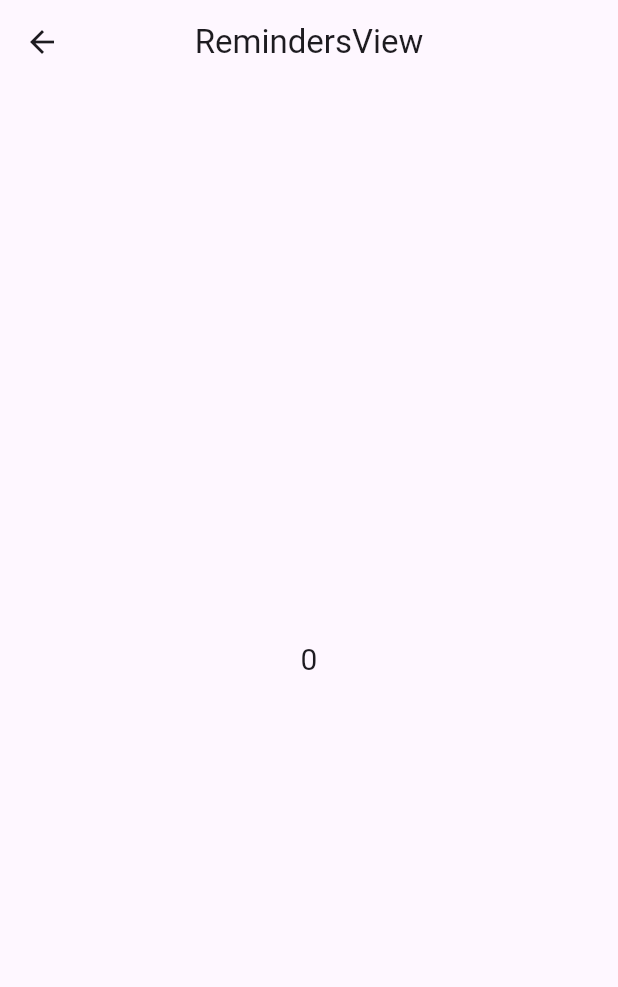
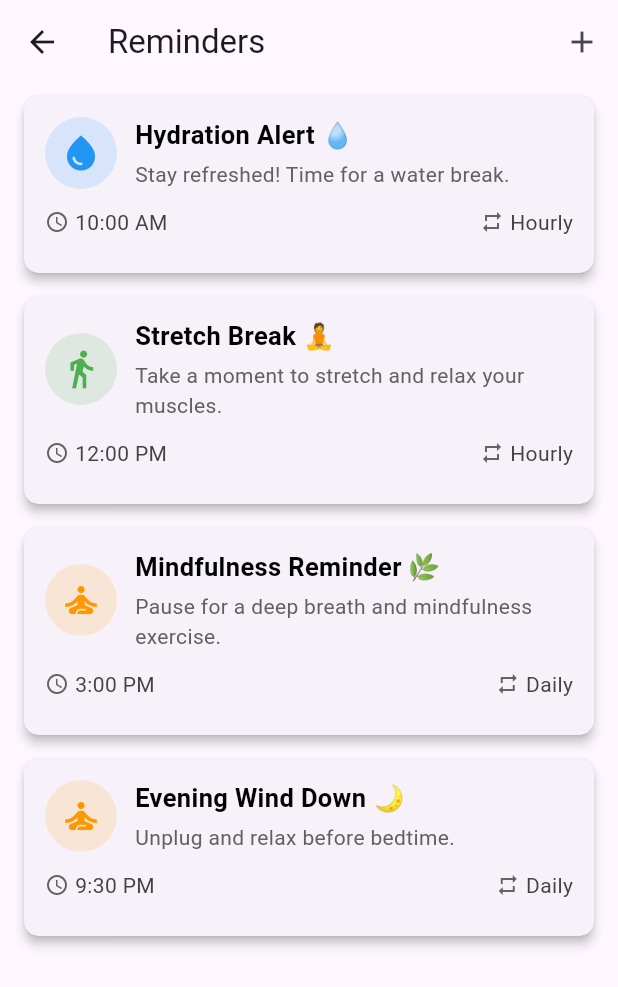
Before and after one commit to BrawlerXull/Smart-Health, a Flutter app: the RemindersView screen opened by its route, on a phone screen of 412 x 824 dp. Shown: the top 987 px of the screen. Run offline on Flutter 3.47's test engine with Material 3 defaults, Android fonts, the phone set to English and light mode, and no system bars; our stand-ins replace firebase_auth, firebase_core, get, google_nav_bar, line_icons, simple_circular_progress_bar; missing offline and left inert: dotted_dashed_line, simple_animation_progress_bar; accounts and stored records are empty.

Commit message:
Alerts added

```diff
--- a/lib/app/modules/home/views/home_view.dart
+++ b/lib/app/modules/home/views/home_view.dart
@@ -53,7 +53,7 @@ class HomeView extends GetView<HomeController> {
                 color: Colors.black,
                 tabs: const [
                   GButton(icon: LineIcons.book, text: 'Dashboard'),
-                  GButton(icon: LineIcons.heart, text: 'Likes'),
+                  GButton(icon: LineIcons.check, text: 'Check'),
                   GButton(icon: LineIcons.tasks, text: 'Challenges'),
                   GButton(icon: LineIcons.user, text: 'Profile'),
                 ],
--- a/lib/app/modules/reminders/controllers/reminders_controller.dart
+++ b/lib/app/modules/reminders/controllers/reminders_controller.dart
@@ -1,24 +1,96 @@
 import 'package:get/get.dart';
+import 'package:smart_health/app/data/models/wellness_alert.dart';
+import 'package:flutter/material.dart';
 
 class RemindersController extends GetxController {
-  //TODO: Implement RemindersController
+  final reminders = <WellnessAlert>[
+    WellnessAlert(
+      alertId: "1",
+      alertTitle: "Hydration Alert 💧",
+      alertMessage: "Stay refreshed! Time for a water break.",
+      category: AlertCategory.hydration,
+      interval: AlertInterval.hourly,
+      alertTime: const TimeOfDay(hour: 10, minute: 0),
+      isEnabled: true,
+    ),
+    WellnessAlert(
+      alertId: "2",
+      alertTitle: "Stretch Break 🧘",
+      alertMessage: "Take a moment to stretch and relax your muscles.",
+      category: AlertCategory.movement,
+      interval: AlertInterval.hourly,
+      alertTime: const TimeOfDay(hour: 12, minute: 0),
+      isEnabled: true,
+    ),
+    WellnessAlert(
+      alertId: "3",
+      alertTitle: "Mindfulness Reminder 🌿",
+      alertMessage: "Pause for a deep breath and mindfulness exercise.",
+      category: AlertCategory.mindfulness,
+      interval: AlertInterval.daily,
+      alertTime: const TimeOfDay(hour: 15, minute: 0),
+      isEnabled: true,
+    ),
+    WellnessAlert(
+      alertId: "4",
+      alertTitle: "Evening Wind Down 🌙",
+      alertMessage: "Unplug and relax before bedtime.",
+      category: AlertCategory.mindfulness,
+      interval: AlertInterval.daily,
+      alertTime: const TimeOfDay(hour: 21, minute: 30),
+      isEnabled: true,
+    ),
+  ].obs;
 
-  final count = 0.obs;
+  final nextReminder = Rxn<WellnessAlert>();
+
   @override
   void onInit() {
     super.onInit();
-    print("Initialised reminders cotnroelrl");
+    updateNextReminder();
   }
 
-  @override
-  void onReady() {
-    super.onReady();
+  void updateNextReminder() {
+    final now = TimeOfDay.now();
+    final upcomingReminders = reminders
+        .where((alert) =>
+            alert.isEnabled &&
+            (alert.alertTime.hour > now.hour ||
+                (alert.alertTime.hour == now.hour &&
+                    alert.alertTime.minute > now.minute)))
+        .toList();
+
+    upcomingReminders.sort(
+      (a, b) => (a.alertTime.hour * 60 + a.alertTime.minute)
+          .compareTo(b.alertTime.hour * 60 + b.alertTime.minute),
+    );
+
+    nextReminder.value = upcomingReminders.isNotEmpty ? upcomingReminders.first : null;
   }
 
-  @override
-  void onClose() {
-    super.onClose();
+  void toggleReminderActive(String alertId) {
+    final index = reminders.indexWhere((alert) => alert.alertId == alertId);
+    if (index != -1) {
+      reminders[index] = reminders[index].copyWith(isEnabled: !reminders[index].isEnabled);
+      updateNextReminder();
+    }
   }
 
-  void increment() => count.value++;
+  void deleteReminder(String alertId) {
+    reminders.removeWhere((alert) => alert.alertId == alertId);
+    updateNextReminder();
+  }
+
+  void addReminder(WellnessAlert newReminder) {
+    reminders.add(newReminder);
+    updateNextReminder();
+  }
+
+  void editReminder(String alertId, WellnessAlert updatedReminder) {
+    final index = reminders.indexWhere((alert) => alert.alertId == alertId);
+    if (index != -1) {
+      reminders[index] = updatedReminder;
+      updateNextReminder();
+    }
+  }
 }
--- a/lib/app/modules/reminders/views/reminders_view.dart
+++ b/lib/app/modules/reminders/views/reminders_view.dart
@@ -1,6 +1,7 @@
 import 'package:flutter/material.dart';
 
 import 'package:get/get.dart';
+import 'package:smart_health/app/widgets/alert_list_item.dart';
 
 import '../controllers/reminders_controller.dart';
 
@@ -8,17 +9,61 @@ class RemindersView extends GetView<RemindersController> {
   const RemindersView({super.key});
   @override
   Widget build(BuildContext context) {
+
+
     return Scaffold(
       appBar: AppBar(
-        title: const Text('RemindersView'),
-        centerTitle: true,
+        title: const Text('Reminders'),
+        actions: [
+          IconButton(
+            icon: const Icon(Icons.add),
+            onPressed: () {
+
+            },
+          ),
+        ],
       ),
-      body:  Center(
-        child: Text(
-          controller.count.toString(),
-          style: TextStyle(fontSize: 20),
-        ),
-      ),
+      body: controller.reminders.isEmpty
+          ? const Center(
+              child: Text('No reminders yet. Add one to get started!'),
+            )
+          : ListView.builder(
+              itemCount: controller.reminders.length,
+              itemBuilder: (context, index) {
+                final reminder = controller.reminders[index];
+                return AlertListItem(
+                  reminder: reminder,
+                  onToggle: () {
+                    controller.toggleReminderActive(reminder.alertId);
+                  },
+                  onEdit: () {
+
+                  },
+                  onDelete: () {
+                    showDialog(
+                      context: context,
+                      builder: (context) => AlertDialog(
+                        title: const Text('Delete Reminder'),
+                        content: Text('Are you sure you want to delete "${reminder.alertTitle}"?'),
+                        actions: [
+                          TextButton(
+                            onPressed: () => Navigator.pop(context),
+                            child: const Text('Cancel'),
+                          ),
+                          TextButton(
+                            onPressed: () {
+                              controller.deleteReminder(reminder.alertId);
+                              Navigator.pop(context);
+                            },
+                            child: const Text('Delete'),
+                          ),
+                        ],
+                      ),
+                    );
+                  },
+                );
+              },
+            ),
     );
   }
 }
--- /dev/null
+++ b/lib/app/widgets/alert_list_item.dart
@@ -0,0 +1,179 @@
+import 'package:flutter/material.dart';
+import 'package:smart_health/app/data/models/wellness_alert.dart';
+
+class AlertListItem extends StatelessWidget {
+  final WellnessAlert reminder;
+  final VoidCallback onToggle;
+  final VoidCallback onEdit;
+  final VoidCallback onDelete;
+
+  const AlertListItem({
+    super.key,
+    required this.reminder,
+    required this.onToggle,
+    required this.onEdit,
+    required this.onDelete,
+  });
+
+  @override
+  Widget build(BuildContext context) {
+    return Dismissible(
+      key: ValueKey(reminder.alertTitle),
+      direction: DismissDirection.horizontal,
+      background: _buildSlideBackground(Colors.green, Icons.check, "Activate/Deactivate", Alignment.centerLeft),
+      secondaryBackground: _buildSlideBackground(Colors.red, Icons.delete, "Delete", Alignment.centerRight),
+      onDismissed: (direction) {
+        if (direction == DismissDirection.startToEnd) {
+          onToggle();
+        } else {
+          onDelete();
+        }
+      },
+      child: Card(
+        margin: const EdgeInsets.symmetric(horizontal: 16, vertical: 8),
+        elevation: 3,
+        shape: RoundedRectangleBorder(borderRadius: BorderRadius.circular(10)),
+        child: Padding(
+          padding: const EdgeInsets.all(14.0),
+          child: Column(
+            crossAxisAlignment: CrossAxisAlignment.start,
+            children: [
+              // Icon + Title + Message Row
+              Row(
+                children: [
+                  _iconWithBackground(reminder.category, reminder.isEnabled),
+                  const SizedBox(width: 12),
+                  Expanded(
+                    child: Column(
+                      crossAxisAlignment: CrossAxisAlignment.start,
+                      children: [
+                        Text(
+                          reminder.alertTitle,
+                          style: TextStyle(
+                            fontSize: 17,
+                            fontWeight: FontWeight.bold,
+                            color: reminder.isEnabled ? Colors.black : Colors.grey,
+                          ),
+                        ),
+                        const SizedBox(height: 4),
+                        Text(
+                          reminder.alertMessage,
+                          style: TextStyle(
+                            fontSize: 14,
+                            color: reminder.isEnabled ? Colors.grey[700] : Colors.grey,
+                          ),
+                        ),
+                      ],
+                    ),
+                  ),
+                ],
+              ),
+              const SizedBox(height: 12),
+
+              // Alert Time & Interval Row
+              Row(
+                mainAxisAlignment: MainAxisAlignment.spaceBetween,
+                children: [
+                  _infoTile(Icons.access_time, reminder.alertTime.format(context), reminder.isEnabled),
+                  _infoTile(Icons.repeat, _getIntervalText(reminder.interval), reminder.isEnabled),
+                ],
+              ),
+              const SizedBox(height: 10),
+
+
+            ],
+          ),
+        ),
+      ),
+    );
+  }
+
+  Widget _buildSlideBackground(Color color, IconData icon, String label, Alignment alignment) {
+    return Container(
+      alignment: alignment,
+      padding: const EdgeInsets.symmetric(horizontal: 20),
+      color: color,
+      child: Row(
+        mainAxisAlignment: alignment == Alignment.centerLeft ? MainAxisAlignment.start : MainAxisAlignment.end,
+        children: [
+          Icon(icon, color: Colors.white),
+          const SizedBox(width: 8),
+          Text(label, style: const TextStyle(color: Colors.white, fontWeight: FontWeight.bold)),
+        ],
+      ),
+    );
+  }
+
+  Widget _infoTile(IconData icon, String text, bool isEnabled) {
+    return Row(
+      children: [
+        Icon(icon, size: 16, color: isEnabled ? Colors.grey[700] : Colors.grey[500]),
+        const SizedBox(width: 4),
+        Text(
+          text,
+          style: TextStyle(fontSize: 14, color: isEnabled ? Colors.grey[800] : Colors.grey[600]),
+        ),
+      ],
+    );
+  }
+
+  Widget _iconWithBackground(AlertCategory category, bool isEnabled) {
+    return Container(
+      padding: const EdgeInsets.all(10),
+      decoration: BoxDecoration(
+        color: isEnabled
+            ? _getAlertColor(category).withOpacity(0.15)
+            : Colors.grey.withOpacity(0.2), // Muted color when disabled
+        shape: BoxShape.circle,
+      ),
+      child: Icon(
+        _getAlertIcon(category),
+        color: isEnabled ? _getAlertColor(category) : Colors.grey,
+        size: 28,
+      ),
+    );
+  }
+
+  IconData _getAlertIcon(AlertCategory category) {
+    switch (category) {
+      case AlertCategory.hydration:
+        return Icons.water_drop;
+      case AlertCategory.postureCorrection:
+        return Icons.accessibility_new;
+      case AlertCategory.movement:
+        return Icons.directions_walk;
+      case AlertCategory.mindfulness:
+        return Icons.self_improvement;
+      case AlertCategory.custom:
+        return Icons.notifications;
+    }
+  }
+
+  Color _getAlertColor(AlertCategory category) {
+    switch (category) {
+      case AlertCategory.hydration:
+        return Colors.blue;
+      case AlertCategory.postureCorrection:
+        return Colors.purple;
+      case AlertCategory.movement:
+        return Colors.green;
+      case AlertCategory.mindfulness:
+        return Colors.orange;
+      case AlertCategory.custom:
+        return Colors.grey;
+    }
+  }
+
+  String _getIntervalText(AlertInterval interval) {
+    switch (interval) {
+      case AlertInterval.hourly:
+        return 'Hourly';
+      case AlertInterval.daily:
+        return 'Daily';
+      case AlertInterval.weekly:
+        return 'Weekly';
+      case AlertInterval.custom:
+        return 'Custom';
+    }
+  }
+}
```
Also changed, not shown: lib/app/modules/dashboard/views/dashboard_view.dart (+6 -20 lines), lib/app/widgets/reminder_list_item.dart (deleted, +0 -171 lines).
